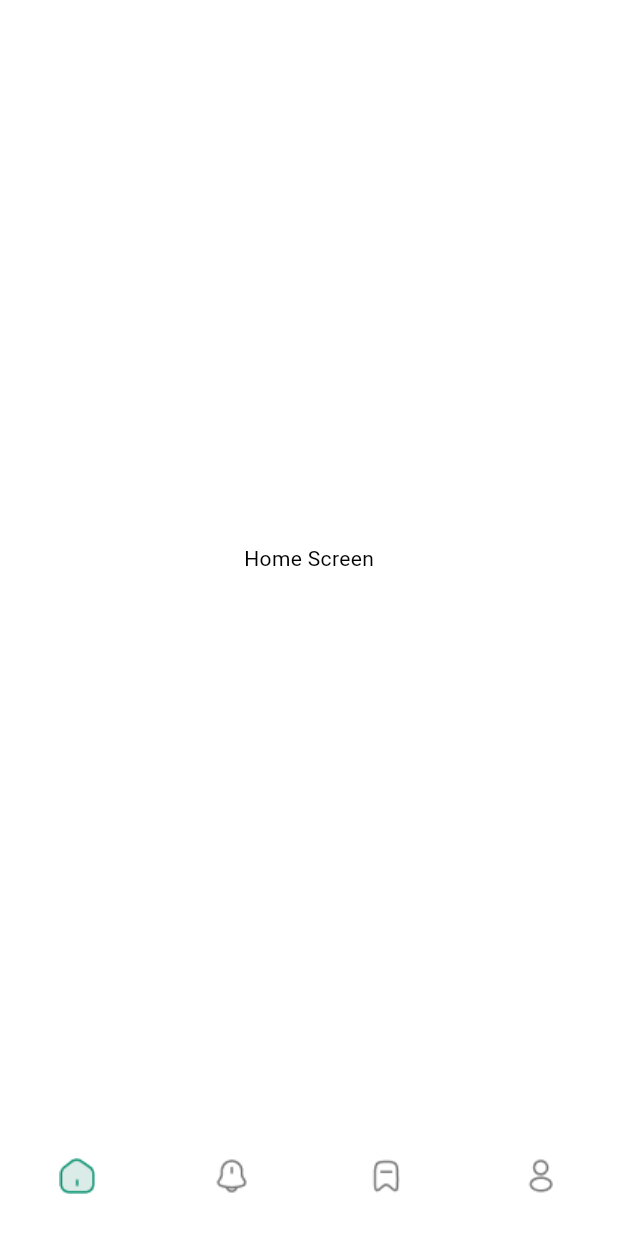
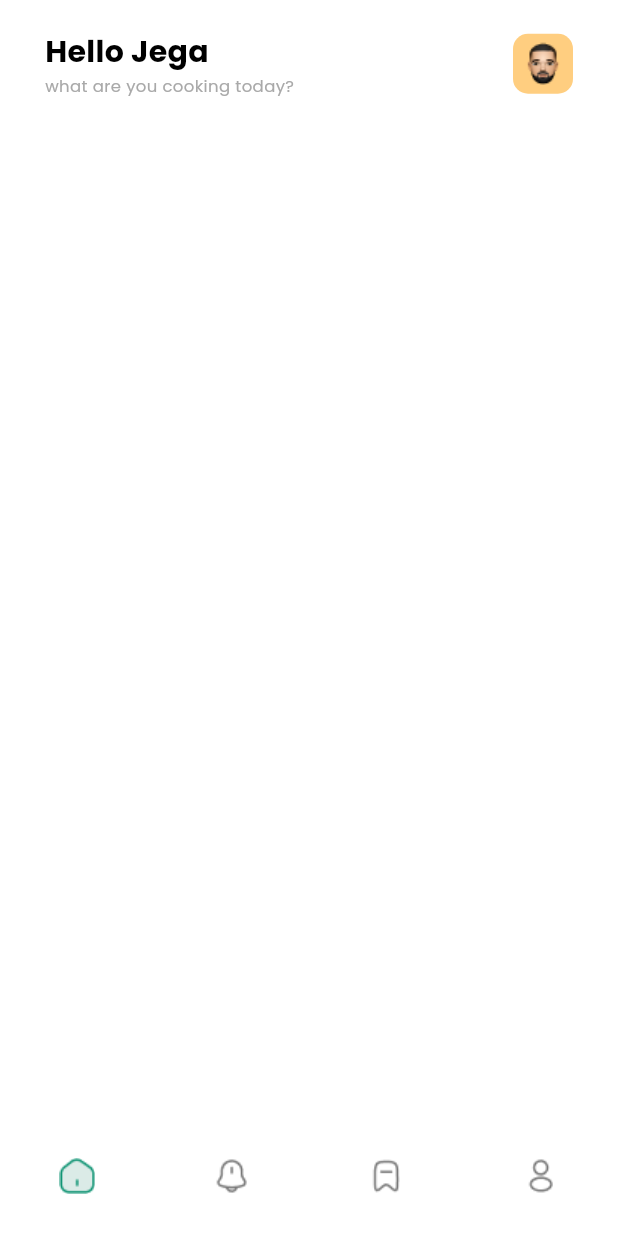
Before and after one commit to hugedreamhd/recipe_app, a Flutter app: the HomeScreen screen opened by its route, on a phone screen of 412 x 824 dp. Shown: the top 1233 px of the screen. Run offline on Flutter 3.47's test engine with Material 3 defaults, Android fonts, the phone set to English and light mode, and no system bars; our stand-ins replace freezed_annotation, go_router; generated files the repository leaves out were written again.

Commit message:
feat: HomeScreen 상단 헤더 UI 구현
- 사용자 정보 섹션 구현
  - 동적 사용자 이름 표시 (name 파라미터)
  - 환영 메시지 및 서브텍스트 추가
  - TextStyles 적용하여 타이포그래피 통일

- 프로필 이미지 컴포넌트 구현
  - Container를 활용한 40x40 프로필 영역 설정
  - BorderRadius 10px 적용
  - secondary40 배경색상 적용

- 레이아웃 구조화
  - SafeArea와 Padding으로 여백 처리
  - Row, Column 조합으로 플렉서블한 레이아웃 구성

```diff
--- a/lib/core/routing/router.dart
+++ b/lib/core/routing/router.dart
@@ -58,7 +58,9 @@ final router = GoRouter(
           routes: [
             GoRoute(
               path: RoutePaths.home,
-              builder: (context, state) => const HomeScreen(),
+              builder: (context, state) => const HomeScreen(
+                name: 'Jega',
+              ),
             ),
           ],
         ),
--- a/lib/presentation/home/home_screen.dart
+++ b/lib/presentation/home/home_screen.dart
@@ -1,13 +1,59 @@
 import 'package:flutter/material.dart';
 
+import '../../ui/color_styles.dart';
+import '../../ui/text_styles.dart';
+
 class HomeScreen extends StatelessWidget {
-  const HomeScreen({super.key});
+  final String name;
+
+  const HomeScreen({
+    super.key,
+    required this.name,
+  });
 
   @override
   Widget build(BuildContext context) {
-    return const Scaffold(
-      body: Center(
-        child: Text('Home Screen'),
+    return Scaffold(
+      body: SafeArea(
+        child: Padding(
+          padding: const EdgeInsets.symmetric(horizontal: 30),
+          child: Column(
+            children: [
+              const SizedBox(
+                height: 20,
+              ),
+              Row(
+                children: [
+                  Column(
+                    crossAxisAlignment: CrossAxisAlignment.start,
+                    children: [
+                      Text(
+                        'Hello $name',
+                        style: TextStyles.largeTextBold,
+                      ),
+                      Text(
+                        'what are you cooking today?',
+                        style: TextStyles.smallerTextReguler.copyWith(
+                          color: ColorStyles.gray3,
+                        ),
+                      ),
+                    ],
+                  ),
+                  const Spacer(),
+                  Container(
+                    height: 40,
+                    width: 40,
+                    decoration: BoxDecoration(
+                      color: ColorStyles.secondary40,
+                      borderRadius: BorderRadius.circular(10),
+                    ),
+                    child: Image.asset('assets/images/profile1.png'),
+                  ),
+                ],
+              ),
+            ],
+          ),
+        ),
       ),
     );
   }
```
Also changed, not shown: assets/images/profile1.png (added), assets/images/profile2.png (added).
